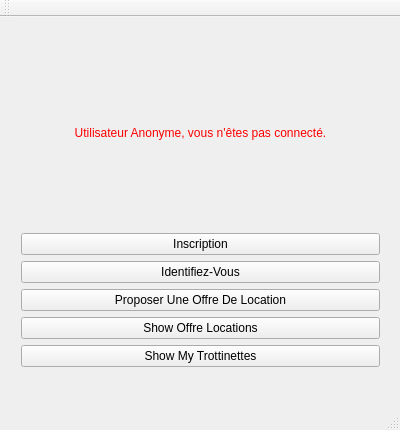
Old version of the form mainwindow.ui in the repository Darhal/Trottipret.
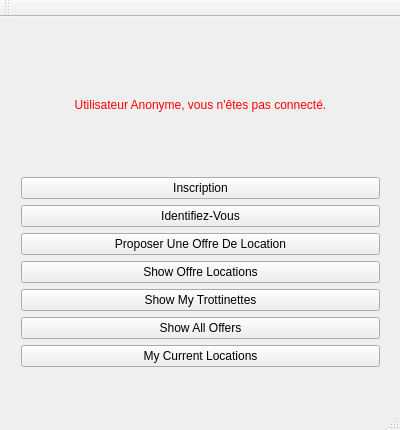
New version of the form.

What changed in the file:
```diff
--- a/mainwindow.ui
+++ b/mainwindow.ui
@@ -72,6 +72,20 @@
        </property>
       </widget>
      </item>
+     <item>
+      <widget class="QPushButton" name="AllOffreButton">
+       <property name="text">
+        <string>Show All Offers</string>
+       </property>
+      </widget>
+     </item>
+     <item>
+      <widget class="QPushButton" name="ActiveLocationButton">
+       <property name="text">
+        <string>My Current Locations</string>
+       </property>
+      </widget>
+     </item>
     </layout>
    </widget>
   </widget>
```
